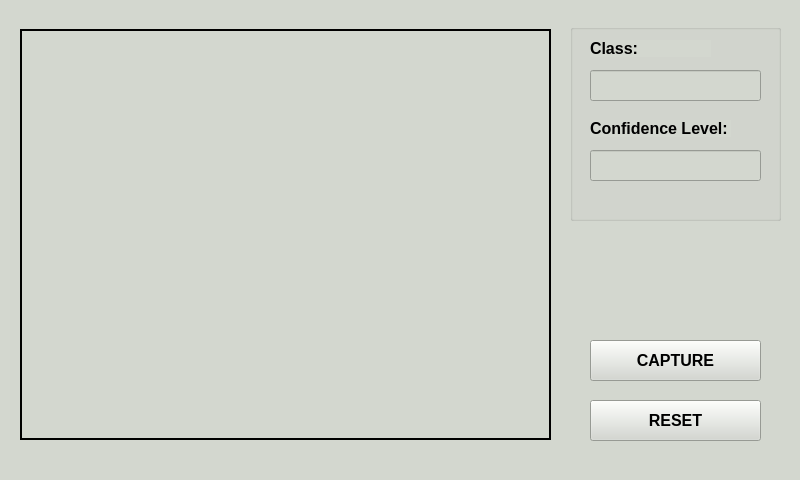
romnegrillo/thesis-weavepattern, file mainwindow.ui: the form before one commit.
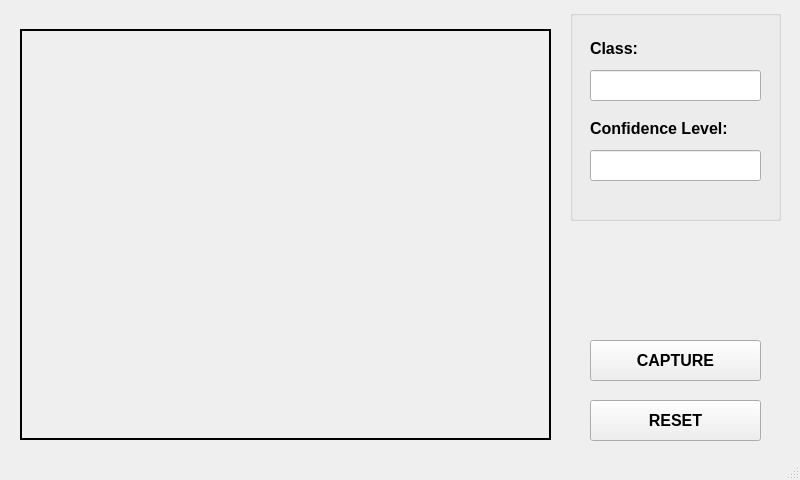
The form after the commit.

Commit message: Minor main window changes.

Diff of the .ui file:
```diff
--- a/mainwindow.ui
+++ b/mainwindow.ui
@@ -14,7 +14,7 @@
    <string>MainWindow</string>
   </property>
   <property name="styleSheet">
-   <string notr="true">background-color: rgb(211, 215, 207);</string>
+   <string notr="true"> </string>
   </property>
   <widget class="QWidget" name="centralwidget">
    <widget class="QLabel" name="image_label">
@@ -89,7 +89,7 @@
      </rect>
     </property>
     <property name="title">
-     <string> </string>
+     <string/>
     </property>
     <widget class="QLabel" name="confidence_label">
      <property name="geometry">
```
Left out of the diff: 2 changed lines with no effect on the pictures.
